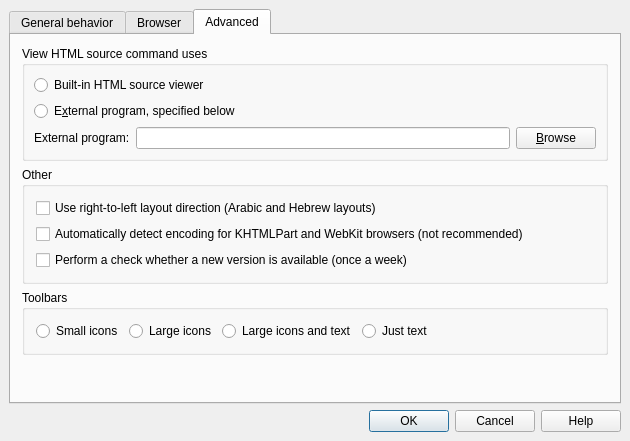
Qt form src/dialog_setup.ui (gyunaev/kchmviewer) before a commit.
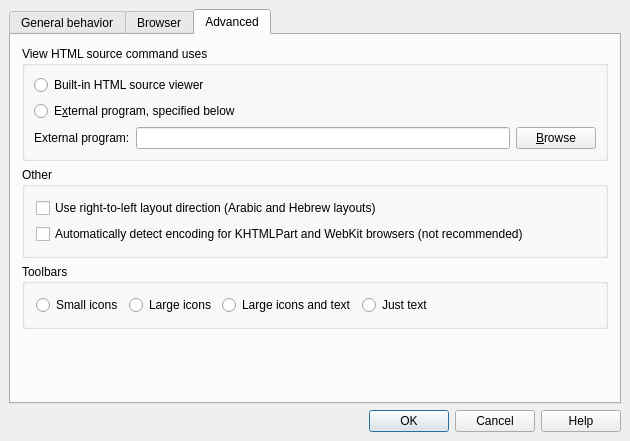
The same form after that commit. The open tabs and pages were chosen to show the change.

Commit message: Remove check for new version.

```diff
--- a/src/dialog_setup.ui
+++ b/src/dialog_setup.ui
@@ -482,16 +482,6 @@
             </property>
            </widget>
           </item>
-          <item>
-           <widget class="QCheckBox" name="cbCheckForUpdates">
-            <property name="whatsThis">
-             <string>If this option is enabled, the application will check for updates (when new version of application is released). If a new version is available, the program will show a messagebox dialog informing you about new version. This check will only performed once in 24 hours. No user information is requested or transmitted from your computer during this check.</string>
-            </property>
-            <property name="text">
-             <string>Perform a check whether a new version is available (once a week)</string>
-            </property>
-           </widget>
-          </item>
          </layout>
         </widget>
        </item>
```
The commit also changes 10 other files.
